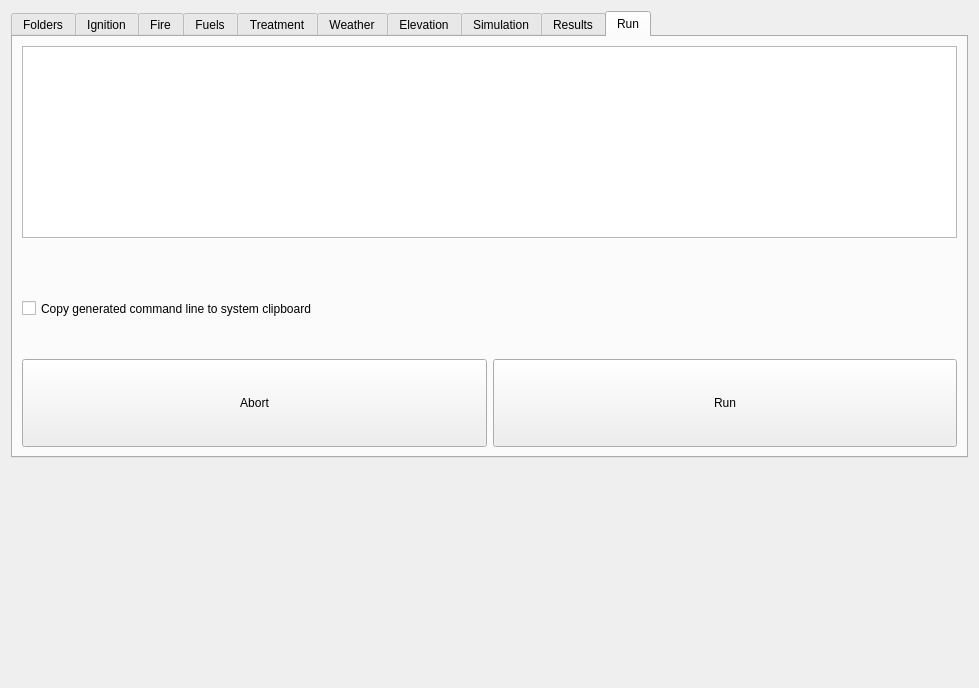
fdobad/fire2gui, file qgis/FireModule/FireModule_dialog_base.ui: the form before one commit.
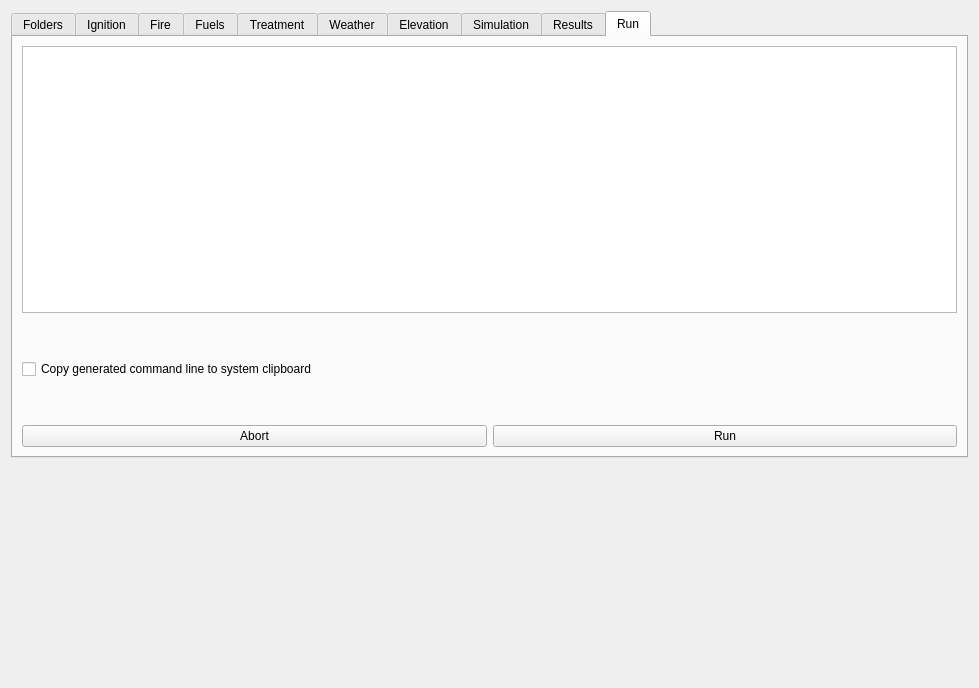
The form after the commit. The open tabs and pages were chosen to show the change. Icons and pictures are not drawn. Custom widgets are drawn as their Qt base class.

Diff of the .ui file:
```diff
--- a/qgis/FireModule/FireModule_dialog_base.ui
+++ b/qgis/FireModule/FireModule_dialog_base.ui
@@ -1489,29 +1489,10 @@
        <string>Run</string>
       </attribute>
       <layout class="QGridLayout" name="gridLayout_2">
-       <item row="3" column="0">
-        <widget class="QPushButton" name="pushButton_Abort">
-         <property name="sizePolicy">
-          <sizepolicy hsizetype="Minimum" vsizetype="Preferred">
-           <horstretch>0</horstretch>
-           <verstretch>0</verstretch>
-          </sizepolicy>
-         </property>
-         <property name="toolTip">
-          <string/>
-         </property>
-         <property name="autoFillBackground">
-          <bool>false</bool>
-         </property>
-         <property name="text">
-          <string>Abort</string>
-         </property>
-        </widget>
-       </item>
        <item row="2" column="0" colspan="2">
         <widget class="QCheckBox" name="checkBox_clipboard">
          <property name="sizePolicy">
-          <sizepolicy hsizetype="Expanding" vsizetype="Preferred">
+          <sizepolicy hsizetype="Expanding" vsizetype="Fixed">
            <horstretch>0</horstretch>
            <verstretch>0</verstretch>
           </sizepolicy>
@@ -1521,10 +1502,10 @@
          </property>
         </widget>
        </item>
-       <item row="3" column="1">
+       <item row="4" column="1">
         <widget class="QPushButton" name="pushButton_Run">
          <property name="sizePolicy">
-          <sizepolicy hsizetype="Minimum" vsizetype="Preferred">
+          <sizepolicy hsizetype="Preferred" vsizetype="Fixed">
            <horstretch>0</horstretch>
            <verstretch>0</verstretch>
           </sizepolicy>
@@ -1538,6 +1519,25 @@
          </property>
         </widget>
        </item>
+       <item row="4" column="0">
+        <widget class="QPushButton" name="pushButton_Abort">
+         <property name="sizePolicy">
+          <sizepolicy hsizetype="Preferred" vsizetype="Fixed">
+           <horstretch>0</horstretch>
+           <verstretch>0</verstretch>
+          </sizepolicy>
+         </property>
+         <property name="toolTip">
+          <string/>
+         </property>
+         <property name="autoFillBackground">
+          <bool>false</bool>
+         </property>
+         <property name="text">
+          <string>Abort</string>
+         </property>
+        </widget>
+       </item>
        <item row="0" column="0" colspan="2">
         <widget class="QTextBrowser" name="textBrowser">
          <property name="sizePolicy">
@@ -1556,7 +1556,20 @@
          <property name="sizeHint" stdset="0">
           <size>
            <width>40</width>
-           <height>20</height>
+           <height>40</height>
+          </size>
+         </property>
+        </spacer>
+       </item>
+       <item row="3" column="0" colspan="2">
+        <spacer name="horizontalSpacer_11">
+         <property name="orientation">
+          <enum>Qt::Horizontal</enum>
+         </property>
+         <property name="sizeHint" stdset="0">
+          <size>
+           <width>40</width>
+           <height>40</height>
           </size>
          </property>
         </spacer>
```
Left out of the diff: 28 changed lines with no effect on the pictures.
